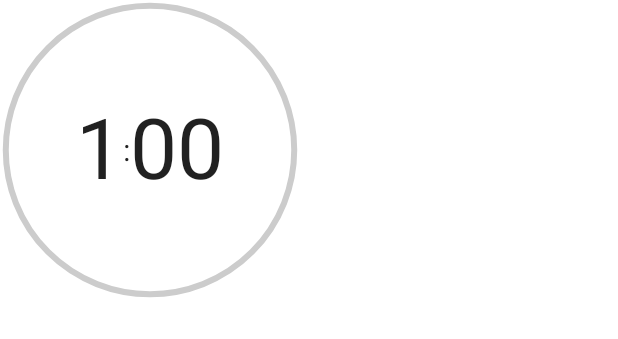
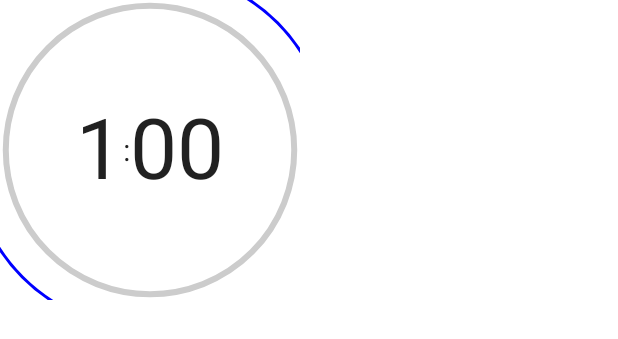
Before and after one commit to yashovardhan99/ComposeTimer, an Android app built with Jetpack Compose: the @Preview function TimerDisplayPreviewLight, on a phone screen of 412 x 824 dp. Shown: the top 339 px of the screen. Run offline under Robolectric (Android 15) with nearby library versions, the phone set to English and light mode, and no system bars.

Commit message:
Changed arc size/count and hiding play/pause button on completion

```diff
--- a/app/src/main/java/com/example/androiddevchallenge/ui/layouts/TimerDisplay.kt
+++ b/app/src/main/java/com/example/androiddevchallenge/ui/layouts/TimerDisplay.kt
@@ -70,6 +70,7 @@ import com.example.androiddevchallenge.MainViewModel
 import com.example.androiddevchallenge.ui.theme.MyTheme
 import java.time.Duration
 
+@OptIn(ExperimentalAnimationApi::class)
 @Composable
 fun TimerDisplay(viewModel: MainViewModel, timerState: MainViewModel.TimerState) {
     Column(
@@ -101,6 +102,7 @@ fun TimerDisplay(viewModel: MainViewModel, timerState: MainViewModel.TimerState)
                     modifier = Modifier.size(32.dp)
                 )
             }
+            AnimatedVisibility(visible = timerState != MainViewModel.TimerState.FINISHED) {
                 IconButton(
                     onClick = { viewModel.togglePause() },
                     Modifier.wrapContentSize()
@@ -120,6 +122,7 @@ fun TimerDisplay(viewModel: MainViewModel, timerState: MainViewModel.TimerState)
                                 tint = MaterialTheme.colors.primary,
                                 modifier = Modifier.size(48.dp)
                             )
+                        }
                     }
                 }
             }
@@ -217,24 +220,17 @@ fun TimerFace(
                 .drawBehind {
                     val topLeft = Offset(-size.minDimension / 10f, -size.minDimension / 10f)
                     val arcSize = Size(size.width - 2 * topLeft.x, size.height - 2 * topLeft.y)
+                    for (i in 0 until 6) {
                         drawArc(
                             Color.Blue,
-                        startAngle = rotation * 10,
+                            startAngle = rotation * 20 + 60 * i,
                             sweepAngle = 30f,
                             useCenter = false,
                             topLeft = topLeft,
                             size = arcSize,
-                        style = Stroke(width = 4.dp.toPx())
+                            style = Stroke(width = 2.dp.toPx())
                         )
-                    drawArc(
-                        Color.Blue,
-                        startAngle = 180 + rotation * 10,
-                        sweepAngle = 30f,
-                        useCenter = false,
-                        topLeft = topLeft,
-                        size = arcSize,
-                        style = Stroke(width = 4.dp.toPx())
-                    )
+                    }
                 }
                 .drawBehind {
                     drawCircle(
```
Lines whose indentation alone changed are shown as unchanged.
